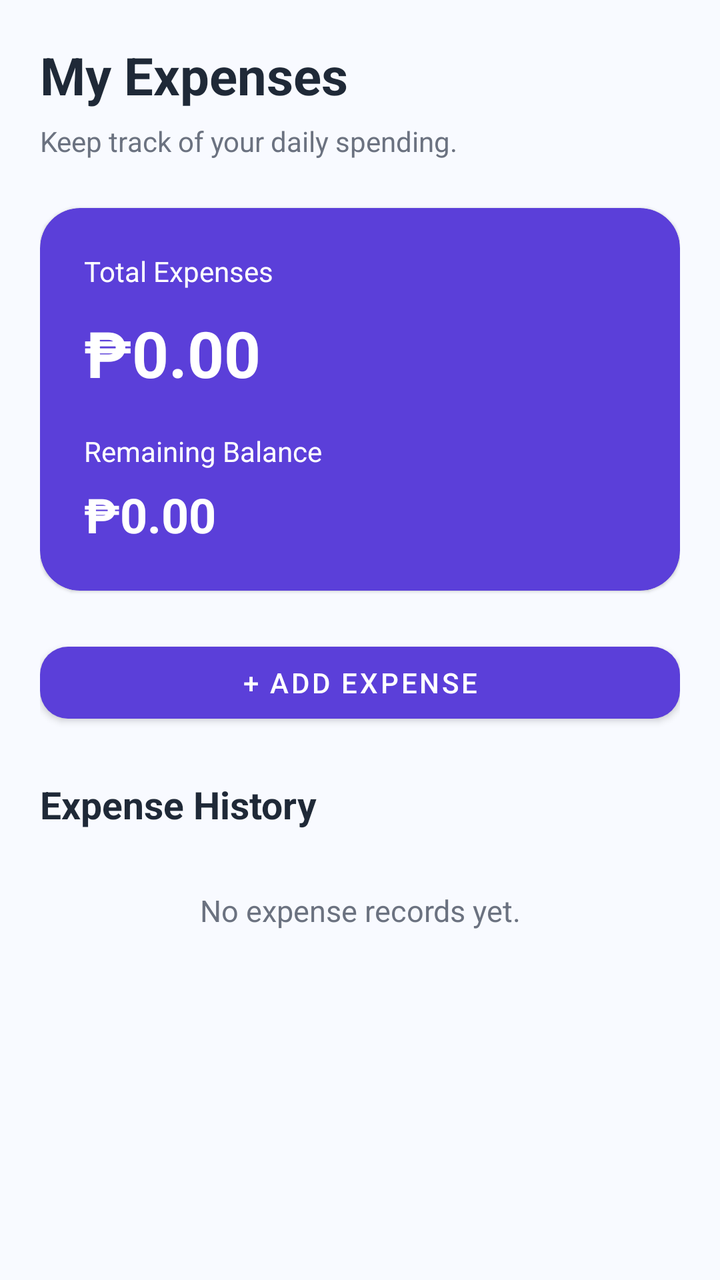
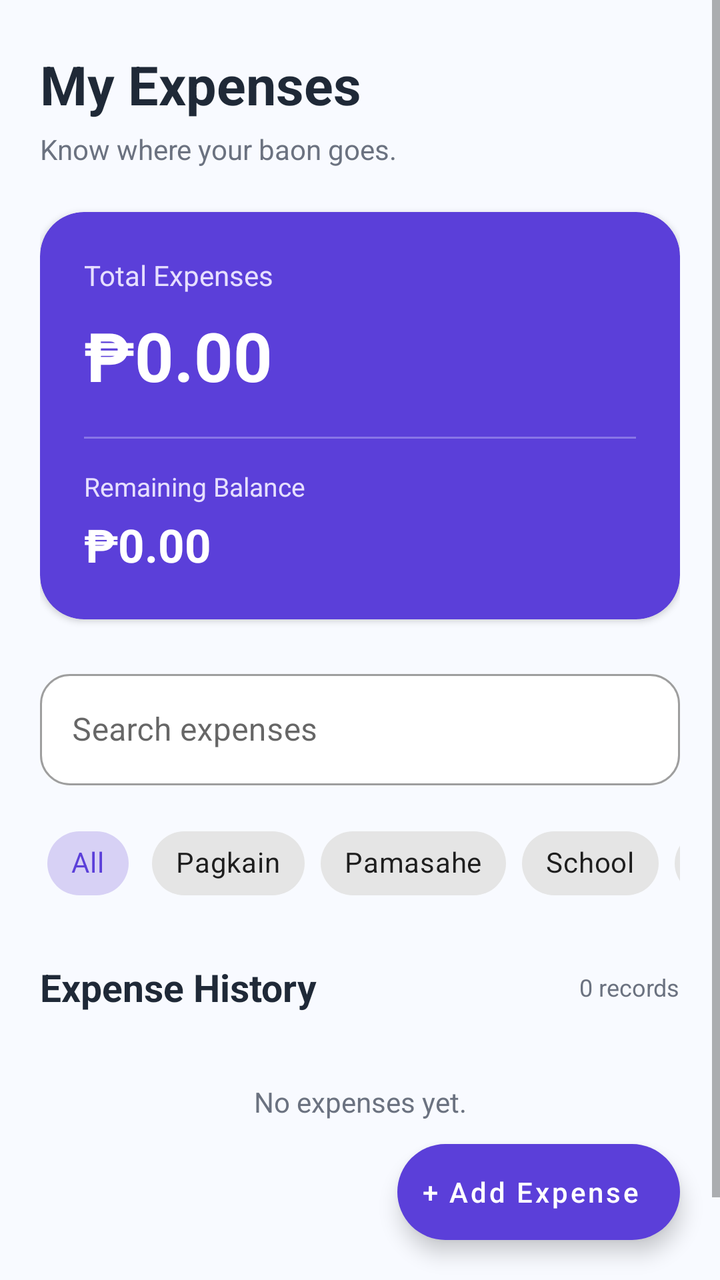

Before-and-after screenshots of an Android layout around one commit, followed by the original layout XML and the change that was made.
<!-- AndroidManifest.xml: application theme Theme.Gastoskwela -->
<!-- res/layout/fragment_expenses.xml -->
<?xml version="1.0" encoding="utf-8"?>
<ScrollView xmlns:android="http://schemas.android.com/apk/res/android"
    xmlns:app="http://schemas.android.com/apk/res-auto"
    android:layout_width="match_parent"
    android:layout_height="match_parent"
    android:fillViewport="true"
    android:background="@color/background">

    <LinearLayout
        android:layout_width="match_parent"
        android:layout_height="wrap_content"
        android:orientation="vertical"
        android:padding="20dp">

        <TextView
            android:layout_width="wrap_content"
            android:layout_height="wrap_content"
            android:text="My Expenses"
            android:textColor="@color/text_primary"
            android:textSize="26sp"
            android:textStyle="bold" />

        <TextView
            android:layout_width="wrap_content"
            android:layout_height="wrap_content"
            android:layout_marginTop="6dp"
            android:text="Keep track of your daily spending."
            android:textColor="@color/text_secondary"
            android:textSize="14sp" />

        <com.google.android.material.card.MaterialCardView
            android:layout_width="match_parent"
            android:layout_height="wrap_content"
            android:layout_marginTop="24dp"
            app:cardBackgroundColor="@color/purple_primary"
            app:cardCornerRadius="20dp">

            <LinearLayout
                android:layout_width="match_parent"
                android:layout_height="wrap_content"
                android:orientation="vertical"
                android:padding="22dp">

                <TextView
                    android:layout_width="wrap_content"
                    android:layout_height="wrap_content"
                    android:text="Total Expenses"
                    android:textColor="@color/white"
                    android:textSize="14sp" />

                <TextView
                    android:id="@+id/tvTotalExpenses"
                    android:layout_width="wrap_content"
                    android:layout_height="wrap_content"
                    android:layout_marginTop="10dp"
                    android:text="₱0.00"
                    android:textColor="@color/white"
                    android:textSize="32sp"
                    android:textStyle="bold" />

                <TextView
                    android:layout_width="wrap_content"
                    android:layout_height="wrap_content"
                    android:layout_marginTop="18dp"
                    android:text="Remaining Balance"
                    android:textColor="@color/white"
                    android:textSize="14sp" />

                <TextView
                    android:id="@+id/tvRemainingBalance"
                    android:layout_width="wrap_content"
                    android:layout_height="wrap_content"
                    android:layout_marginTop="6dp"
                    android:text="₱0.00"
                    android:textColor="@color/white"
                    android:textSize="24sp"
                    android:textStyle="bold" />

            </LinearLayout>
        </com.google.android.material.card.MaterialCardView>

        <com.google.android.material.button.MaterialButton
            android:id="@+id/btnAddExpense"
            android:layout_width="match_parent"
            android:layout_height="wrap_content"
            android:layout_marginTop="22dp"
            android:text="+ Add Expense"
            app:cornerRadius="14dp" />

        <TextView
            android:layout_width="wrap_content"
            android:layout_height="wrap_content"
            android:layout_marginTop="24dp"
            android:text="Expense History"
            android:textColor="@color/text_primary"
            android:textSize="19sp"
            android:textStyle="bold" />

        <TextView
            android:id="@+id/tvEmptyExpenses"
            android:layout_width="match_parent"
            android:layout_height="wrap_content"
            android:layout_marginTop="30dp"
            android:gravity="center"
            android:text="No expense records yet."
            android:textColor="@color/text_secondary"
            android:textSize="15sp" />

        <LinearLayout
            android:id="@+id/expenseListContainer"
            android:layout_width="match_parent"
            android:layout_height="wrap_content"
            android:layout_marginTop="12dp"
            android:orientation="vertical" />

    </LinearLayout>
</ScrollView>
<!-- resources referenced by this layout -->
<resources>
  <color name="background">#F8FAFF</color>
  <color name="purple_primary">#5B3FD9</color>
  <color name="text_primary">#1F2937</color>
  <color name="text_secondary">#6B7280</color>
  <color name="white">#FFFFFF</color>
  <style name="Theme.Gastoskwela" parent="Theme.MaterialComponents.DayNight.NoActionBar">
  
          <item name="colorPrimary">@color/purple_primary</item>
          <item name="colorPrimaryVariant">@color/purple_light</item>
          <item name="colorSecondary">@color/purple_light</item>
          <item name="android:statusBarColor">@color/purple_primary</item>
          <item name="android:navigationBarColor">@color/white</item>
          <item name="android:windowLightNavigationBar">true</item>
          <item name="android:windowLightStatusBar">false</item>
          <item name="android:windowBackground">@color/background</item>
      </style>
  <color name="purple_light">#7C5CFF</color>
</resources>

<!-- the commit's change to res/layout/fragment_expenses.xml (unified diff, before → after) -->
@@ -1,117 +1,227 @@
 <?xml version="1.0" encoding="utf-8"?>
-<ScrollView xmlns:android="http://schemas.android.com/apk/res/android"
+<FrameLayout xmlns:android="http://schemas.android.com/apk/res/android"
     xmlns:app="http://schemas.android.com/apk/res-auto"
     android:layout_width="match_parent"
     android:layout_height="match_parent"
-    android:fillViewport="true"
-    android:background="@color/background">
-
-    <LinearLayout
+    android:background="#F8FAFF">
+
+    <ScrollView
         android:layout_width="match_parent"
-        android:layout_height="wrap_content"
-        android:orientation="vertical"
-        android:padding="20dp">
-
-        <TextView
-            android:layout_width="wrap_content"
-            android:layout_height="wrap_content"
-            android:text="My Expenses"
-            android:textColor="@color/text_primary"
-            android:textSize="26sp"
-            android:textStyle="bold" />
-
-        <TextView
-            android:layout_width="wrap_content"
-            android:layout_height="wrap_content"
-            android:layout_marginTop="6dp"
-            android:text="Keep track of your daily spending."
-            android:textColor="@color/text_secondary"
-            android:textSize="14sp" />
-
-        <com.google.android.material.card.MaterialCardView
+        android:layout_height="match_parent"
+        android:fillViewport="true"
+        android:clipToPadding="false">
+
+        <LinearLayout
             android:layout_width="match_parent"
             android:layout_height="wrap_content"
-            android:layout_marginTop="24dp"
-            app:cardBackgroundColor="@color/purple_primary"
-            app:cardCornerRadius="20dp">
+            android:orientation="vertical"
+            android:paddingStart="20dp"
+            android:paddingEnd="20dp"
+            android:paddingTop="24dp"
+            android:paddingBottom="110dp">
+
+            <TextView
+                android:layout_width="match_parent"
+                android:layout_height="wrap_content"
+                android:text="My Expenses"
+                android:textColor="#1F2937"
+                android:textSize="27sp"
+                android:textStyle="bold" />
+
+            <TextView
+                android:layout_width="match_parent"
+                android:layout_height="wrap_content"
+                android:layout_marginTop="5dp"
+                android:text="Know where your baon goes."
+                android:textColor="#6B7280"
+                android:textSize="14sp" />
+
+            <com.google.android.material.card.MaterialCardView
+                android:layout_width="match_parent"
+                android:layout_height="wrap_content"
+                android:layout_marginTop="22dp"
+                app:cardBackgroundColor="#5B3FD9"
+                app:cardCornerRadius="22dp"
+                app:cardElevation="2dp">
+
+                <LinearLayout
+                    android:layout_width="match_parent"
+                    android:layout_height="wrap_content"
+                    android:orientation="vertical"
+                    android:padding="22dp">
+
+                    <TextView
+                        android:layout_width="wrap_content"
+                        android:layout_height="wrap_content"
+                        android:text="Total Expenses"
+                        android:textColor="#E6DFFF"
+                        android:textSize="14sp" />
+
+                    <TextView
+                        android:id="@+id/tvTotalExpenses"
+                        android:layout_width="match_parent"
+                        android:layout_height="wrap_content"
+                        android:layout_marginTop="8dp"
+                        android:text="₱0.00"
+                        android:textColor="#FFFFFF"
+                        android:textSize="34sp"
+                        android:textStyle="bold" />
+
+                    <View
+                        android:layout_width="match_parent"
+                        android:layout_height="1dp"
+                        android:layout_marginTop="18dp"
+                        android:background="#8976E6" />
+
+                    <TextView
+                        android:layout_width="wrap_content"
+                        android:layout_height="wrap_content"
+                        android:layout_marginTop="15dp"
+                        android:text="Remaining Balance"
+                        android:textColor="#E6DFFF"
+                        android:textSize="13sp" />
+
+                    <TextView
+                        android:id="@+id/tvRemainingBalance"
+                        android:layout_width="match_parent"
+                        android:layout_height="wrap_content"
+                        android:layout_marginTop="5dp"
+                        android:text="₱0.00"
+                        android:textColor="#FFFFFF"
+                        android:textSize="23sp"
+                        android:textStyle="bold" />
+                </LinearLayout>
+            </com.google.android.material.card.MaterialCardView>
+
+            <com.google.android.material.textfield.TextInputLayout
+                android:id="@+id/layoutExpenseSearch"
+                style="@style/Widget.MaterialComponents.TextInputLayout.OutlinedBox"
+                android:layout_width="match_parent"
+                android:layout_height="wrap_content"
+                android:layout_marginTop="22dp"
+                android:hint="Search expenses"
+                app:boxBackgroundColor="#FFFFFF"
+                app:boxCornerRadiusTopStart="15dp"
+                app:boxCornerRadiusTopEnd="15dp"
+                app:boxCornerRadiusBottomStart="15dp"
+                app:boxCornerRadiusBottomEnd="15dp">
+
+                <com.google.android.material.textfield.TextInputEditText
+                    android:id="@+id/etSearchExpenses"
+                    android:layout_width="match_parent"
+                    android:layout_height="wrap_content"
+                    android:inputType="text"
+                    android:singleLine="true" />
+            </com.google.android.material.textfield.TextInputLayout>
+
+            <HorizontalScrollView
+                android:layout_width="match_parent"
+                android:layout_height="wrap_content"
+                android:layout_marginTop="15dp"
+                android:scrollbars="none">
+
+                <com.google.android.material.chip.ChipGroup
+                    android:id="@+id/expenseFilterGroup"
+                    android:layout_width="wrap_content"
+                    android:layout_height="wrap_content"
+                    app:singleSelection="true"
+                    app:selectionRequired="true"
+                    app:chipSpacingHorizontal="8dp">
+
+                    <com.google.android.material.chip.Chip
+                        android:id="@+id/chipAllExpenses"
+                        style="@style/Widget.MaterialComponents.Chip.Choice"
+                        android:layout_width="wrap_content"
+                        android:layout_height="wrap_content"
+                        android:text="All"
+                        android:checked="true" />
+
+                    <com.google.android.material.chip.Chip
+                        android:id="@+id/chipFood"
+                        style="@style/Widget.MaterialComponents.Chip.Choice"
+                        android:layout_width="wrap_content"
+                        android:layout_height="wrap_content"
+                        android:text="Pagkain" />
+
+                    <com.google.android.material.chip.Chip
+                        android:id="@+id/chipTransportation"
+                        style="@style/Widget.MaterialComponents.Chip.Choice"
+                        android:layout_width="wrap_content"
+                        android:layout_height="wrap_content"
+                        android:text="Pamasahe" />
+
+                    <com.google.android.material.chip.Chip
+                        android:id="@+id/chipSchool"
+                        style="@style/Widget.MaterialComponents.Chip.Choice"
+                        android:layout_width="wrap_content"
+                        android:layout_height="wrap_content"
+                        android:text="School" />
+
+                    <com.google.android.material.chip.Chip
+                        android:id="@+id/chipOthers"
+                        style="@style/Widget.MaterialComponents.Chip.Choice"
+                        android:layout_width="wrap_content"
+                        android:layout_height="wrap_content"
+                        android:text="Others" />
+
+                </com.google.android.material.chip.ChipGroup>
+            </HorizontalScrollView>
 
             <LinearLayout
                 android:layout_width="match_parent"
                 android:layout_height="wrap_content"
-                android:orientation="vertical"
-                android:padding="22dp">
+                android:layout_marginTop="25dp"
+                android:gravity="center_vertical"
+                android:orientation="horizontal">
 
                 <TextView
+                    android:layout_width="0dp"
+                    android:layout_height="wrap_content"
+                    android:layout_weight="1"
+                    android:text="Expense History"
+                    android:textColor="#1F2937"
+                    android:textSize="19sp"
+                    android:textStyle="bold" />
+
+                <TextView
+                    android:id="@+id/tvExpenseCount"
                     android:layout_width="wrap_content"
                     android:layout_height="wrap_content"
-                    android:text="Total Expenses"
-                    android:textColor="@color/white"
-                    android:textSize="14sp" />
-
-                <TextView
-                    android:id="@+id/tvTotalExpenses"
-                    android:layout_width="wrap_content"
-                    android:layout_height="wrap_content"
-                    android:layout_marginTop="10dp"
-                    android:text="₱0.00"
-                    android:textColor="@color/white"
-                    android:textSize="32sp"
-                    android:textStyle="bold" />
-
-                <TextView
-                    android:layout_width="wrap_content"
-                    android:layout_height="wrap_content"
-                    android:layout_marginTop="18dp"
-                    android:text="Remaining Balance"
-                    android:textColor="@color/white"
-                    android:textSize="14sp" />
-
-                <TextView
-                    android:id="@+id/tvRemainingBalance"
-                    android:layout_width="wrap_content"
-                    android:layout_height="wrap_content"
-                    android:layout_marginTop="6dp"
-                    android:text="₱0.00"
-                    android:textColor="@color/white"
-                    android:textSize="24sp"
-                    android:textStyle="bold" />
-
+                    android:text="0 records"
+                    android:textColor="#6B7280"
+                    android:textSize="12sp" />
             </LinearLayout>
-        </com.google.android.material.card.MaterialCardView>
-
-        <com.google.android.material.button.MaterialButton
-            android:id="@+id/btnAddExpense"
-            android:layout_width="match_parent"
-            android:layout_height="wrap_content"
-            android:layout_marginTop="22dp"
-            android:text="+ Add Expense"
-            app:cornerRadius="14dp" />
-
-        <TextView
-            android:layout_width="wrap_content"
-            android:layout_height="wrap_content"
-            android:layout_marginTop="24dp"
-            android:text="Expense History"
-            android:textColor="@color/text_primary"
-            android:textSize="19sp"
-            android:textStyle="bold" />
-
-        <TextView
-            android:id="@+id/tvEmptyExpenses"
-            android:layout_width="match_parent"
-            android:layout_height="wrap_content"
-            android:layout_marginTop="30dp"
-            android:gravity="center"
-            android:text="No expense records yet."
-            android:textColor="@color/text_secondary"
-            android:textSize="15sp" />
-
-        <LinearLayout
-            android:id="@+id/expenseListContainer"
-            android:layout_width="match_parent"
-            android:layout_height="wrap_content"
-            android:layout_marginTop="12dp"
-            android:orientation="vertical" />
-
-    </LinearLayout>
-</ScrollView>
+
+            <TextView
+                android:id="@+id/tvEmptyExpenses"
+                android:layout_width="match_parent"
+                android:layout_height="wrap_content"
+                android:layout_marginTop="35dp"
+                android:gravity="center"
+                android:text="No expenses yet."
+                android:textColor="#6B7280"
+                android:textSize="14sp" />
+
+            <LinearLayout
+                android:id="@+id/expenseListContainer"
+                android:layout_width="match_parent"
+                android:layout_height="wrap_content"
+                android:layout_marginTop="14dp"
+                android:orientation="vertical" />
+
+        </LinearLayout>
+    </ScrollView>
+
+    <com.google.android.material.floatingactionbutton.ExtendedFloatingActionButton
+        android:id="@+id/btnAddExpense"
+        android:layout_width="wrap_content"
+        android:layout_height="wrap_content"
+        android:layout_gravity="bottom|end"
+        android:layout_margin="20dp"
+        android:text="+ Add Expense"
+        android:textAllCaps="false"
+        android:textColor="#FFFFFF"
+        app:backgroundTint="#5B3FD9"
+        app:cornerRadius="18dp" />
+
+</FrameLayout>
<!-- resource entries referenced after the edit -->
@@ -2,8 +2,6 @@
 <resources>
   <color name="background">#F8FAFF</color>
   <color name="purple_primary">#5B3FD9</color>
-  <color name="text_primary">#1F2937</color>
-  <color name="text_secondary">#6B7280</color>
   <color name="white">#FFFFFF</color>
   <style name="Theme.Gastoskwela" parent="Theme.MaterialComponents.DayNight.NoActionBar">
   
